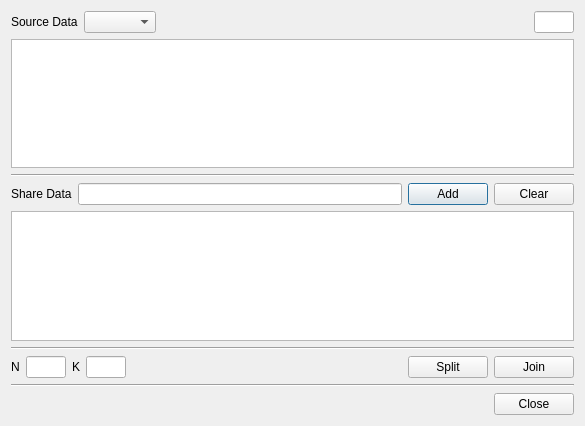
First picture: the form in BerEditor/sss_dlg.ui, repository jykim74/BerEditor, before the edit.
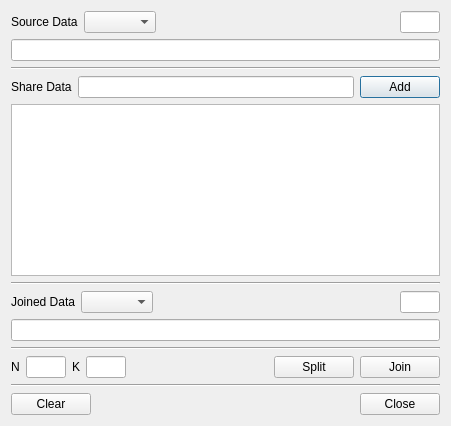
Second picture: the form after the edit.

What changed in the file:
```diff
--- a/BerEditor/sss_dlg.ui
+++ b/BerEditor/sss_dlg.ui
@@ -6,7 +6,7 @@
    <rect>
     <x>0</x>
     <y>0</y>
-    <width>585</width>
+    <width>451</width>
     <height>426</height>
    </rect>
   </property>
@@ -55,7 +55,7 @@
     </layout>
    </item>
    <item>
-    <widget class="QPlainTextEdit" name="mSrcText"/>
+    <widget class="QLineEdit" name="mSrcText"/>
    </item>
    <item>
     <widget class="Line" name="line_2">
@@ -86,13 +86,6 @@
      <item row="0" column="1">
       <widget class="QLineEdit" name="mShareText"/>
      </item>
-     <item row="0" column="3">
-      <widget class="QPushButton" name="mClearBtn">
-       <property name="text">
-        <string>Clear</string>
-       </property>
-      </widget>
-     </item>
     </layout>
    </item>
    <item>
@@ -102,6 +95,60 @@
      </property>
     </widget>
    </item>
+   <item>
+    <widget class="Line" name="line_4">
+     <property name="orientation">
+      <enum>Qt::Horizontal</enum>
+     </property>
+    </widget>
+   </item>
+   <item>
+    <layout class="QGridLayout" name="gridLayout_5">
+     <property name="topMargin">
+      <number>0</number>
+     </property>
+     <item row="0" column="0">
+      <widget class="QLabel" name="label">
+       <property name="text">
+        <string>Joined Data</string>
+       </property>
+      </widget>
+     </item>
+     <item row="0" column="3">
+      <widget class="QLineEdit" name="mJoinedLenText">
+       <property name="maximumSize">
+        <size>
+         <width>40</width>
+         <height>16777215</height>
+        </size>
+       </property>
+      </widget>
+     </item>
+     <item row="0" column="1">
+      <widget class="QComboBox" name="mJoinedTypeCombo"/>
+     </item>
+     <item row="0" column="2">
+      <spacer name="horizontalSpacer_4">
+       <property name="orientation">
+        <enum>Qt::Horizontal</enum>
+       </property>
+       <property name="sizeHint" stdset="0">
+        <size>
+         <width>40</width>
+         <height>20</height>
+        </size>
+       </property>
+      </spacer>
+     </item>
+    </layout>
+   </item>
+   <item>
+    <widget class="QLineEdit" name="mJoinedText">
+     <property name="readOnly">
+      <bool>true</bool>
+     </property>
+    </widget>
+   </item>
    <item>
     <widget class="Line" name="line_3">
      <property name="orientation">
@@ -209,6 +256,13 @@
        </property>
       </widget>
      </item>
+     <item row="0" column="0">
+      <widget class="QPushButton" name="mClearBtn">
+       <property name="text">
+        <string>Clear</string>
+       </property>
+      </widget>
+     </item>
     </layout>
    </item>
   </layout>
```
Left out of the diff: 5 changed lines with no effect on the pictures.
